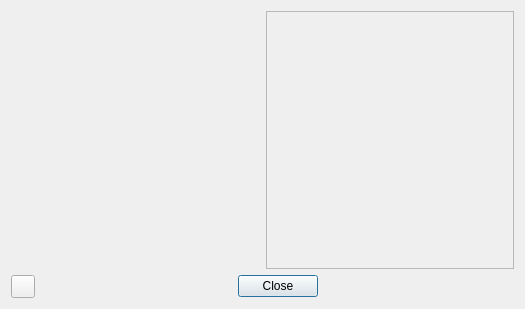
The window that Qt/lib/mainwindow/aboutbox/src/ui/aboutbox.ui (RinatB2017/mega_GIT) describes before a commit, drawn with Qt 5.
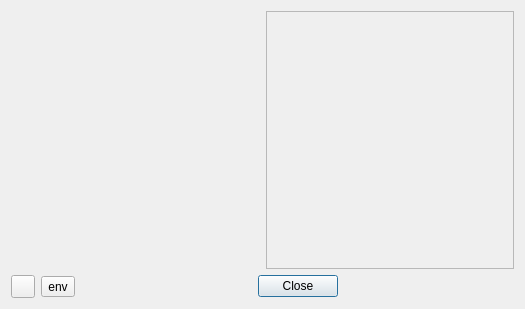
The same window after the commit. Icons and pictures are not drawn.

The edit to the form file:
```diff
--- a/Qt/lib/mainwindow/aboutbox/src/ui/aboutbox.ui
+++ b/Qt/lib/mainwindow/aboutbox/src/ui/aboutbox.ui
@@ -58,6 +58,13 @@
      <item>
       <widget class="QToolButton" name="btn_about_qt"/>
      </item>
+     <item>
+      <widget class="QToolButton" name="btn_env">
+       <property name="text">
+        <string>env</string>
+       </property>
+      </widget>
+     </item>
      <item>
       <widget class="QDialogButtonBox" name="buttonBox">
        <property name="standardButtons">
```
